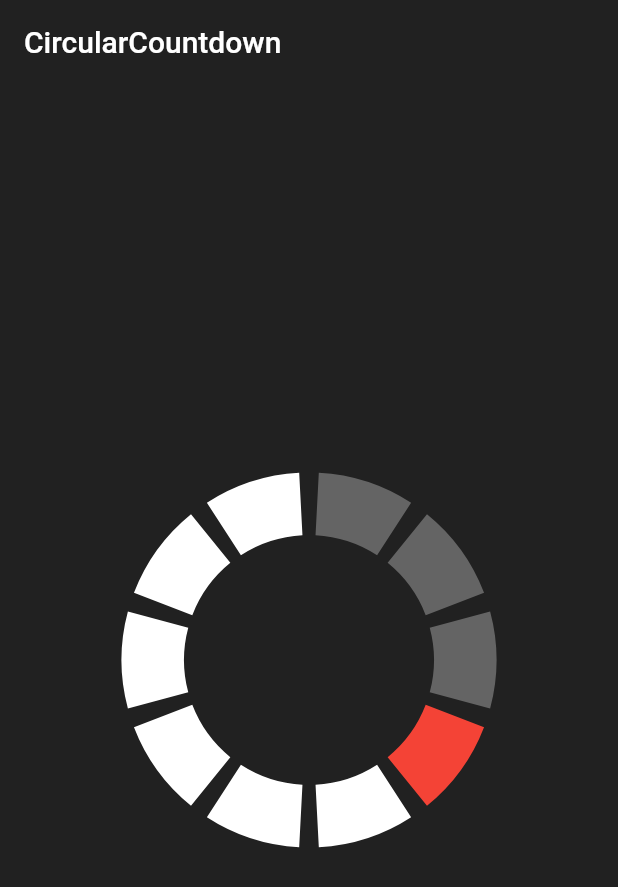
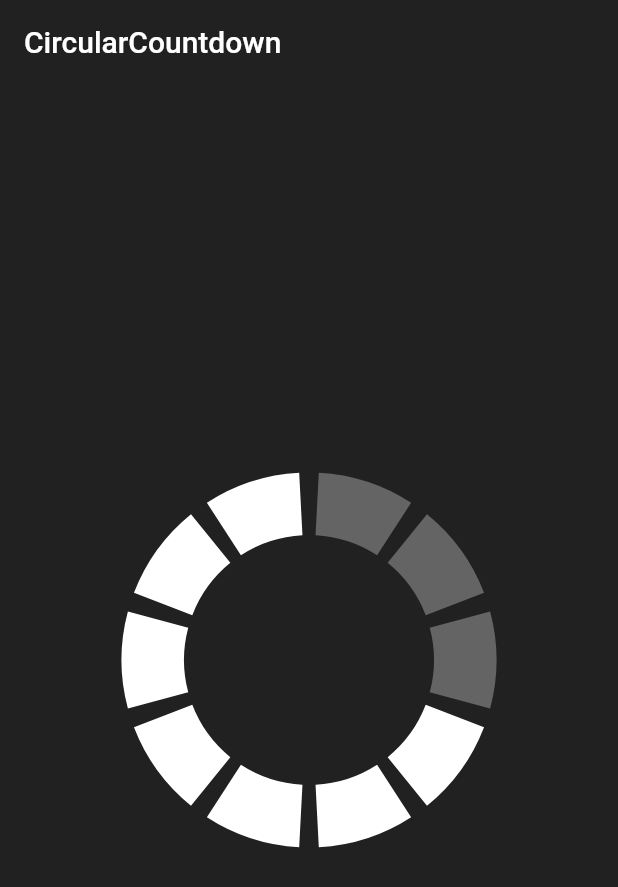
Before and after one commit to MattisBrizard/circular_countdown, a Flutter app: the screen it shows after launch, on a phone screen of 412 x 824 dp. Shown: the top 887 px of the screen. Run offline on Flutter 3.47's test engine with Material 2 defaults, Android fonts, the phone set to English and light mode, and no system bars.

Commit message:
updated example

```diff
--- a/example/lib/main.dart
+++ b/example/lib/main.dart
@@ -32,8 +32,6 @@ class MyHomePage extends StatelessWidget {
               diameter: 250,
               countdownTotal: 10,
               countdownRemaining: 7,
-              countdownCurrentColor: Colors.red,
-              strokeWidth: 0,
             ),
           ],
         ),
```
